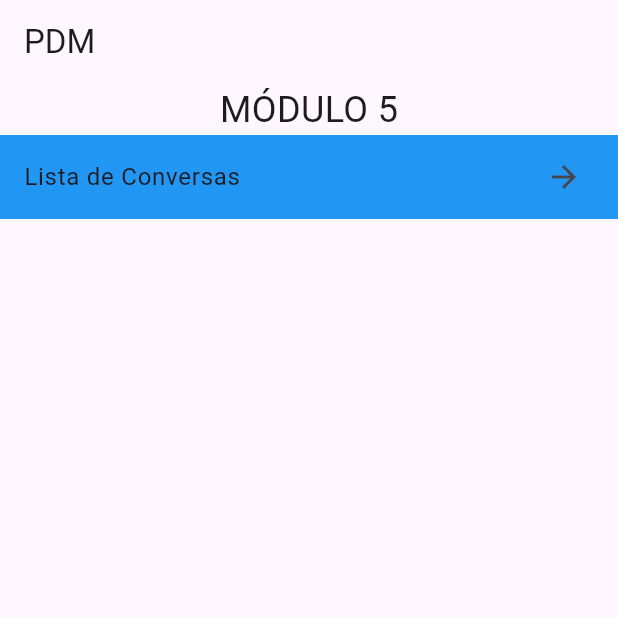
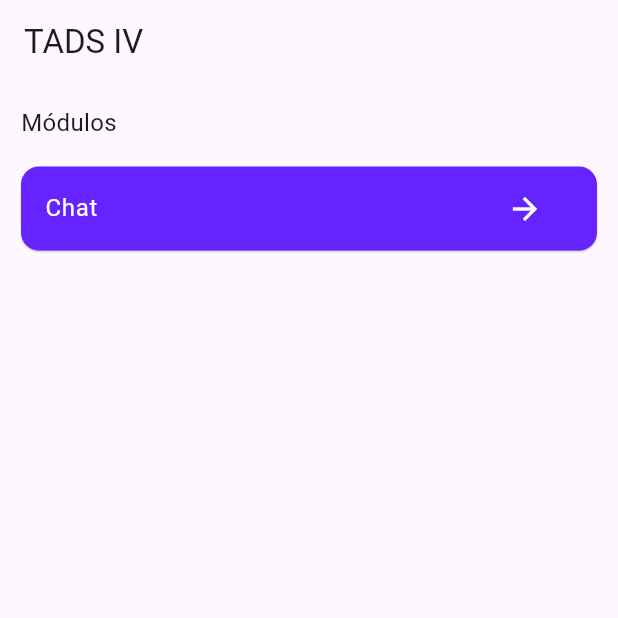
Before and after one commit to 888772/aula01, a Flutter app: the screen it shows after launch, on a phone screen of 412 x 824 dp, the top half of it. Run offline on Flutter 3.47's test engine with Material 3 defaults, Android fonts, the phone set to English and light mode, and no system bars; our stand-ins replace flutter_bloc.

Commit message:
renamed:    lib/domain/conversa.dart -> lib/features/chat/domain/entities/conversa.dart 	new file:   lib/features/chat/infra/data/conversa_repository.dart 	new file:   lib/features/chat/presentation/bloc/conversa_list_bloc.dart 	new file:   lib/features/chat/presentation/bloc/conversa_list_event.dart 	new file:   lib/features/chat/presentation/bloc/conversa_list_state.dart 	new file:   lib/features/chat/presentation/pages/conversa_list_page.dart 	new file:   lib/features_antigas.zip 	modified:   lib/home.dart 	deleted:    lib/infra/conversa_repository.dart 	modified:   lib/main.dart 	deleted:    lib/pages/chat_list_page.dart 	modified:   pubspec.lock 	modified:   pubspec.yaml

```diff
--- /dev/null
+++ b/lib/features/chat/presentation/bloc/conversa_list_event.dart
@@ -0,0 +1,3 @@
+sealed class ConversaListEvent {}
+
+class ConversaListInitialize extends ConversaListEvent {}
--- a/lib/home.dart
+++ b/lib/home.dart
@@ -1,40 +1,49 @@
+import 'package:aula01/features/chat/presentation/pages/conversa_list_page.dart';
 import 'package:flutter/material.dart';
-import 'package:aula01/pages/chat_list_page.dart';
 
 class MyHomePage extends StatelessWidget {
-  MyHomePage({super.key});
+  const MyHomePage({super.key});
 
   @override
   Widget build(BuildContext context) {
     return Scaffold(
-      appBar: AppBar(
-        title: const Text('PDM'),
-      ),
+      appBar: AppBar(title: Text('TADS IV')),
       body: Column(
-        mainAxisAlignment: MainAxisAlignment.start,
+        crossAxisAlignment: CrossAxisAlignment.start,
         children: [
-          Text(
-            'MÓDULO 5',
-            style: TextStyle(fontSize: 24),
+          Padding(
+            padding: const EdgeInsets.all(14.0),
+            child: Text('Módulos', style: TextStyle(fontSize: 16)),
           ),
           ListView(
             shrinkWrap: true,
+            padding: const EdgeInsets.symmetric(horizontal: 10),
             children: [
-              ListTile(
-                title: Text('Lista de Conversas'),
-                trailing: Icon(Icons.arrow_forward),
-                onTap: () {
-                Navigator.push(
-                    context,
-                    MaterialPageRoute(builder: (context) => ChatListPage()),
-                  );
-                },
-                tileColor: Colors.blue,
+              Card(
+                elevation: 0.5,
+                color: const Color.fromARGB(255, 101, 35, 255),
+                child: ListTile(
+                  title: Text('Chat', style: TextStyle(color: Colors.white)),
+                  trailing: IconButton(
+                    icon: Icon(
+                      Icons.arrow_forward,
+                      color: Colors.white,
+                      ),
+                    onPressed: () {
+                      Navigator.push(
+                        context,
+                        MaterialPageRoute(
+                          builder: (context) => ConversaListPage(),
+                        ),
+                      );
+                    },
+                  ),
+                ),
               ),
             ],
           ),
-        ]
-      )
+        ],
+      ),
     );
   }
 }
--- a/pubspec.yaml
+++ b/pubspec.yaml
@@ -34,6 +34,7 @@ dependencies:
   # The following adds the Cupertino Icons font to your application.
   # Use with the CupertinoIcons class for iOS style icons.
   cupertino_icons: ^1.0.8
+  flutter_bloc: ^9.1.1
 
 dev_dependencies:
   flutter_test:
```
Also changed, not shown: lib/features/chat/domain/entities/conversa.dart (renamed from lib/domain/conversa.dart, +4 -3 lines), lib/features/chat/infra/data/conversa_repository.dart (added, +21 -0 lines), lib/features/chat/presentation/bloc/conversa_list_bloc.dart (added, +18 -0 lines), lib/features/chat/presentation/bloc/conversa_list_state.dart (added, +18 -0 lines), lib/features/chat/presentation/pages/conversa_list_page.dart (added, +60 -0 lines), lib/infra/conversa_repository.dart (deleted, +0 -20 lines), lib/main.dart (+1 -17 lines), lib/pages/chat_list_page.dart (deleted, +0 -47 lines), pubspec.lock, 1 other file.
